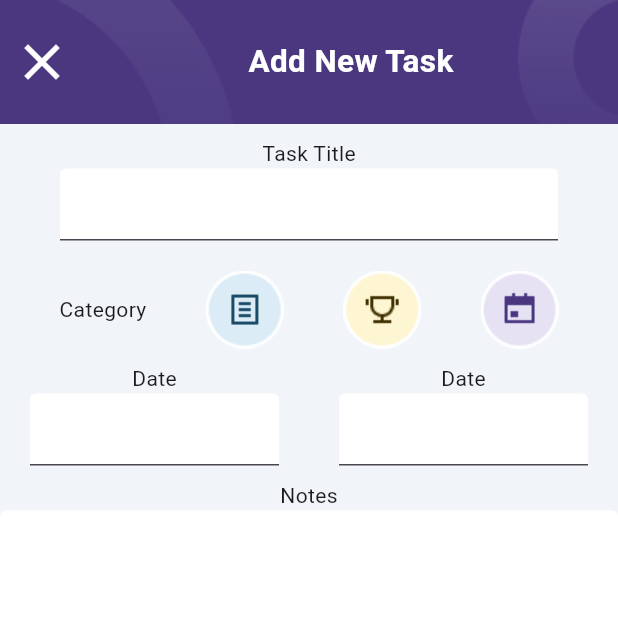
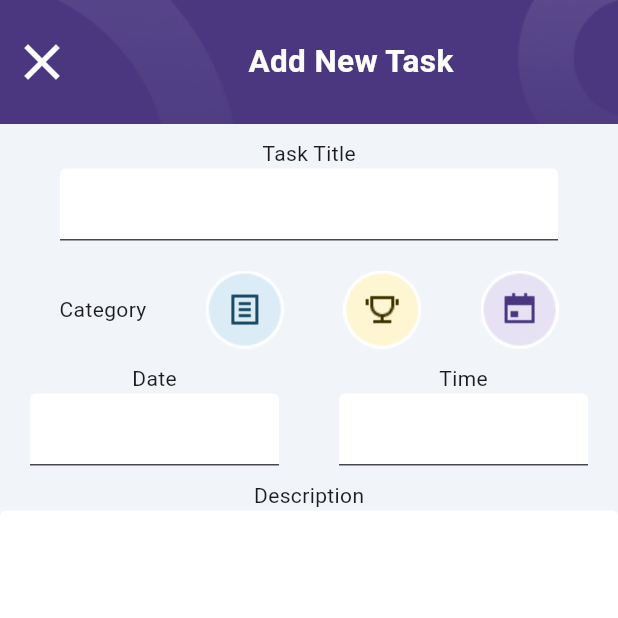
Before and after one commit to ibulutx/todoapp, a Flutter app: the screen it shows after launch, after a tap on "Add New Task", on a phone screen of 412 x 824 dp, the top half of it. Run offline on Flutter 3.47's test engine with Material 3 defaults, Android fonts, the phone set to English and light mode, and no system bars; our stand-ins replace hexcolor; network calls fail.

```diff
--- /dev/null
+++ b/lib/constants/tasktype.dart
@@ -0,0 +1,3 @@
+enum TaskType {
+  note, calender, contest
+}
--- /dev/null
+++ b/lib/model/task.dart
@@ -0,0 +1,15 @@
+import 'package:todoapp/constants/tasktype.dart';
+
+class Task {
+  Task({
+    required this.type,
+    required this.title,
+    required this.description,
+    required this.isCompleted,
+  });
+
+  final TaskType type;
+  final String title;
+  final String description;
+  bool isCompleted;
+}
--- /dev/null
+++ b/lib/model/todo.dart
@@ -0,0 +1,30 @@
+class Todo {
+  Todo({
+    required this.id,
+    required this.todo,
+    required this.completed,
+    required this.userId,
+  });
+
+  int? id;
+  String? todo;
+  bool? completed;
+  int? userId;
+
+  //From JSON
+  Todo.fromJson(Map<String, dynamic> json) {
+    id = json["id"];
+    todo = json["todo"];
+    completed = json["completed"];
+    userId = json["usedId"];
+  }
+//To JSON
+Map<String, dynamic> toJson() {
+    final Map<String, dynamic> data ={} ;
+    data["id"] = id;
+    data["todo"] =todo;
+    data["completed"] = completed;
+    data["userId"] = userId;
+    return data;
+}
+}
--- a/lib/screens/add_new_task.dart
+++ b/lib/screens/add_new_task.dart
@@ -1,9 +1,24 @@
 import 'package:flutter/material.dart';
 import 'package:hexcolor/hexcolor.dart';
 import 'package:todoapp/constants/color.dart';
+import 'package:todoapp/constants/tasktype.dart';
+import 'package:todoapp/model/task.dart';
 
-class AddNewTaskScreen extends StatelessWidget {
-  const AddNewTaskScreen({super.key});
+class AddNewTaskScreen extends StatefulWidget {
+  const AddNewTaskScreen({super.key, required this.addNewTask});
+  final void Function(Task newTask) addNewTask;
+
+  @override
+  State<AddNewTaskScreen> createState() => _AddNewTaskScreenState();
+}
+
+class _AddNewTaskScreenState extends State<AddNewTaskScreen> {
+  TextEditingController titleController = TextEditingController();
+  TextEditingController dateController = TextEditingController();
+  TextEditingController timeController = TextEditingController();
+  TextEditingController descriptionController = TextEditingController();
+
+  TaskType taskType = TaskType.note;
 
   @override
   Widget build(BuildContext context) {
@@ -20,8 +35,8 @@ class AddNewTaskScreen extends StatelessWidget {
                 height: deviceHeight / 10,
                 decoration: const BoxDecoration(
                   image: DecorationImage(
-                      image:
-                          AssetImage("lib/assets/images/add_new_task_header.png"),
+                      image: AssetImage(
+                          "lib/assets/images/add_new_task_header.png"),
                       fit: BoxFit.cover),
                 ),
                 child: Row(
@@ -48,61 +63,78 @@ class AddNewTaskScreen extends StatelessWidget {
                   ],
                 ),
               ),
-             const Padding(
-                padding: EdgeInsets.only(top:10),
-                  child: Text("Task Title")),
               const Padding(
-                padding: EdgeInsets.symmetric(horizontal: 40,),
+                  padding: EdgeInsets.only(top: 10), child: Text("Task Title")),
+              Padding(
+                padding: const EdgeInsets.symmetric(
+                  horizontal: 40,
+                ),
                 child: TextField(
-                  decoration:
-                      InputDecoration(filled: true, fillColor: Colors.white),
+                  controller: titleController,
+                  decoration: const InputDecoration(
+                      filled: true, fillColor: Colors.white),
                 ),
               ),
               Padding(
-                padding: const EdgeInsets.only(top:20),
+                padding: const EdgeInsets.only(top: 20),
                 child: Row(
                   mainAxisAlignment: MainAxisAlignment.spaceEvenly,
                   children: [
                     const Text("Category"),
                     GestureDetector(
                       onTap: () {
-                        ScaffoldMessenger.of(context).showSnackBar(const SnackBar(
+                        ScaffoldMessenger.of(context).showSnackBar(
+                          const SnackBar(
                             duration: Duration(microseconds: 300),
-                            content: Text("Category Selected")));
+                            content: Text("Category Selected"),
+                          ),
+                        );
+                        setState(() {
+                          taskType = TaskType.note;
+                        });
                       },
                       child: Image.asset("lib/assets/images/category1.png"),
                     ),
                     GestureDetector(
                       onTap: () {
-                        ScaffoldMessenger.of(context).showSnackBar(const SnackBar(
-                            duration: Duration(microseconds: 300),
-                            content: Text("Category Selected")));
+                        ScaffoldMessenger.of(context).showSnackBar(
+                            const SnackBar(
+                                duration: Duration(microseconds: 300),
+                                content: Text("Category Selected")));
+                        setState(() {
+                          taskType = TaskType.contest;
+                        });
                       },
                       child: Image.asset("lib/assets/images/category2.png"),
                     ),
                     GestureDetector(
                       onTap: () {
-                        ScaffoldMessenger.of(context).showSnackBar(const SnackBar(
-                            duration: Duration(microseconds: 300),
-                            content: Text("Category Selected")));
+                        ScaffoldMessenger.of(context).showSnackBar(
+                            const SnackBar(
+                                duration: Duration(microseconds: 300),
+                                content: Text("Category Selected")));
+                        setState(() {
+                          taskType = TaskType.calender;
+                        });
                       },
                       child: Image.asset("lib/assets/images/category3.png"),
                     ),
                   ],
                 ),
               ),
-              const Padding(
-                padding: EdgeInsets.only(top:10),
+              Padding(
+                padding: const EdgeInsets.only(top: 10),
                 child: Row(
                   children: [
                     Expanded(
                         child: Column(
                       children: [
-                        Text("Date"),
+                        const Text("Date"),
                         Padding(
-                            padding: EdgeInsets.symmetric(horizontal: 20),
+                            padding: const EdgeInsets.symmetric(horizontal: 20),
                             child: TextField(
-                              decoration: InputDecoration(
+                              controller: dateController,
+                              decoration: const InputDecoration(
                                   filled: true, fillColor: Colors.white),
                             )),
                       ],
@@ -110,11 +142,12 @@ class AddNewTaskScreen extends StatelessWidget {
                     Expanded(
                         child: Column(
                       children: [
-                        Text("Date"),
+                        const Text("Time"),
                         Padding(
-                            padding: EdgeInsets.symmetric(horizontal: 20),
+                            padding: const EdgeInsets.symmetric(horizontal: 20),
                             child: TextField(
-                              decoration: InputDecoration(
+                              controller: timeController,
+                              decoration: const InputDecoration(
                                   filled: true, fillColor: Colors.white),
                             )),
                       ],
@@ -124,18 +157,29 @@ class AddNewTaskScreen extends StatelessWidget {
               ),
               const Padding(
                   padding: EdgeInsets.only(top: 10),
-                  child: Text("Notes")),
-              const SizedBox(
+                  child: Text("Description")),
+              SizedBox(
                 height: 300,
                 child: TextField(
+                  controller: descriptionController,
                   expands: true,
                   maxLines: null,
-                  decoration: InputDecoration(filled: true, fillColor: Colors.white,
-                  isDense: true),
+                  decoration: const InputDecoration(
+                      filled: true, fillColor: Colors.white, isDense: true),
                 ),
               ),
-              ElevatedButton(onPressed: () {},
-                  child: const Text("Save"),)
+              ElevatedButton(
+                onPressed: () {
+                  Task newTask = Task(
+                      type: taskType,
+                      title: titleController.text,
+                      description: descriptionController.text,
+                      isCompleted: false);
+                  widget.addNewTask(newTask);
+                  Navigator.pop(context);
+                },
+                child: const Text("Save"),
+              ),
             ],
           ),
         ),
--- a/lib/screens/home.dart
+++ b/lib/screens/home.dart
@@ -1,7 +1,10 @@
 import 'package:flutter/material.dart';
 import 'package:hexcolor/hexcolor.dart';
 import 'package:todoapp/constants/color.dart';
+import 'package:todoapp/constants/tasktype.dart';
+import 'package:todoapp/model/task.dart';
 import 'package:todoapp/screens/add_new_task.dart';
+import 'package:todoapp/service/todo_service.dart';
 import 'package:todoapp/todoitem.dart';
 
 class HomeScreen extends StatefulWidget {
@@ -11,10 +14,54 @@ class HomeScreen extends StatefulWidget {
 }
 
 class _HomeScreenState extends State<HomeScreen> {
-  List<String> todo = ["Study Lessons", "Run 5K" , "Go To Party"];
-  List<String> completed = ["Game meet up", "Take Out Trash" ];
+  // List<String> todo = ["Study Lessons", "Run 5K" , "Go To Party"];
+  // List<String> completed = ["Game meet up", "Take Out Trash" ];
+
+  List<Task> todo = [
+    Task(
+      type: TaskType.note,
+      title: "Study Lessons",
+      description: "Study Maths",
+      isCompleted: false,
+    ),
+    Task(
+      type: TaskType.calender,
+      title: "Go To Party",
+      description: "My party",
+      isCompleted: false,
+    ),
+    Task(
+      type: TaskType.contest,
+      title: "Run 5K",
+      description: "Run 5 Kilometres",
+      isCompleted: false,
+    ),
+  ];
+  List<Task> completed = [
+    Task(
+      type: TaskType.note,
+      title: "Study Lessons",
+      description: "Study Maths",
+      isCompleted: false,
+    ),
+    Task(
+      type: TaskType.calender,
+      title: "Go To Party",
+      description: "My party",
+      isCompleted: false,
+    ),
+  ];
+
+  void addNewTask(Task newTask) {
+    setState(() {
+      todo.add(newTask);
+    });
+  }
   @override
   Widget build(BuildContext context) {
+    TodoService todoService = TodoService();
+    todoService.getTodos();
+
     double deviceHeight = MediaQuery.of(context).size.height;
     double deviceWidth = MediaQuery.of(context).size.width;
     return MaterialApp(
@@ -65,20 +112,19 @@ class _HomeScreenState extends State<HomeScreen> {
                 shrinkWrap: true,
                 itemCount: todo.length,
                 itemBuilder: (context, index) {
-                        return TodoItem(title: todo[index]) ;
-                      },)
-                ),
+                  return TodoItem(task: todo[index]);
+                },
+              )),
             ),
           ),
           const Padding(
-              padding:  EdgeInsets.only(left: 20),
+            padding: EdgeInsets.only(left: 20),
             child: Align(
               alignment: Alignment.centerLeft,
-                child: Text("Complated",
-                  style: TextStyle(
-                      fontWeight: FontWeight.bold,
-                      fontSize: 18
-                  ),),
+              child: Text(
+                "Complated",
+                style: TextStyle(fontWeight: FontWeight.bold, fontSize: 18),
+              ),
             ),
           ),
           Expanded(
@@ -90,20 +136,23 @@ class _HomeScreenState extends State<HomeScreen> {
                 shrinkWrap: true,
                 itemCount: completed.length,
                 itemBuilder: (context, index) {
-                        return TodoItem(title: completed[index]);
-                      },)
+                  return TodoItem(task: completed[index]);
+                },
+              )),
             ),
           ),
+          ElevatedButton(
+            onPressed: () {
+              Navigator.of(context).push(MaterialPageRoute(
+                builder: (context) => AddNewTaskScreen(
+                  addNewTask: (newTask) => addNewTask(newTask),
                 ),
-            ElevatedButton(onPressed: () {
-              Navigator.of(context).push(MaterialPageRoute(builder: (context) => const AddNewTaskScreen(),));
+              ));
             },
-              child:
-              const Text("Add New Task"),
+            child: const Text("Add New Task"),
           )
         ]),
       ),
-      )
-    );
+    ));
   }
 }
--- /dev/null
+++ b/lib/service/todo_service.dart
@@ -0,0 +1,19 @@
+import 'dart:convert';
+import 'package:todoapp/model/todo.dart';
+import 'package:http/http.dart' as http;
+
+class TodoService {
+  final String url = "https://dummyjson.com/todos/";
+
+  Future<List<Todo>> getTodos() async {
+    final response = await http.get(Uri.parse(url));
+    List<dynamic> resp = jsonDecode(response.body)["todos"];
+    List<Todo> todos = List.empty(growable: true);
+
+    resp.forEach((element) {
+      todos.add(Todo.fromJson(element));
+    });
+
+    return todos;
+  }
+}
--- a/lib/todoitem.dart
+++ b/lib/todoitem.dart
@@ -1,9 +1,10 @@
 import 'package:flutter/material.dart';
+import 'package:todoapp/constants/tasktype.dart';
+import 'package:todoapp/model/task.dart';
 
 class TodoItem extends StatefulWidget {
-  const TodoItem({super.key, required this.title});
-  final String title;
-
+  const TodoItem({super.key, required this.task});
+  final Task task;
   @override
   State<TodoItem> createState() => _TodoItemState();
 }
@@ -13,20 +14,36 @@ class _TodoItemState extends State<TodoItem> {
   @override
   Widget build(BuildContext context) {
     return Card(
+      color: widget.task.isCompleted ? Colors.grey : Colors.white,
       shape: RoundedRectangleBorder(borderRadius: BorderRadius.circular(20)),
       child: Padding(
         padding: const EdgeInsets.all(20),
         child: Row(
           mainAxisAlignment: MainAxisAlignment.spaceEvenly,
           children: [
-            const Icon(Icons.notes_outlined, size: 50),
-            Text(widget.title,
-                style: const TextStyle(
-                  fontWeight: FontWeight.bold,
-                  fontSize: 20,
-                )),
+            widget.task.type == TaskType.note ? Image.asset("lib/assets/images/category1.png")
+                : widget.task.type == TaskType.contest ? Image.asset("lib/assets/images/category2.png")
+            : Image.asset("lib/assets/images/category3.png"),
+
+            Expanded(
+              child: Column(
+                children: [
+                  Text(widget.task.title,
+                    style: TextStyle(
+                      decoration: widget.task.isCompleted ? TextDecoration.lineThrough : TextDecoration.none ,
+                      fontWeight: FontWeight.bold,
+                      fontSize: 20,
+                    )),
+                  Text(widget.task.description,
+                    style: TextStyle(
+                      decoration: widget.task.isCompleted ? TextDecoration.lineThrough : TextDecoration.none,
+                    )),
+                ]
+              ),
+            ),
             Checkbox(value: isChecked, onChanged: (val) => {
               setState(() {
+                widget.task.isCompleted = !widget.task.isCompleted;
                 isChecked = val!;
               })
             }),
--- a/pubspec.yaml
+++ b/pubspec.yaml
@@ -36,6 +36,7 @@ dependencies:
   # Use with the CupertinoIcons class for iOS style icons.
   cupertino_icons: ^1.0.2
   hexcolor: ^3.0.1
+  http: ^1.2.0
 
 dev_dependencies:
   flutter_test:
```
Also changed, not shown: pubspec.lock. Lines whose indentation alone changed are shown as unchanged.
